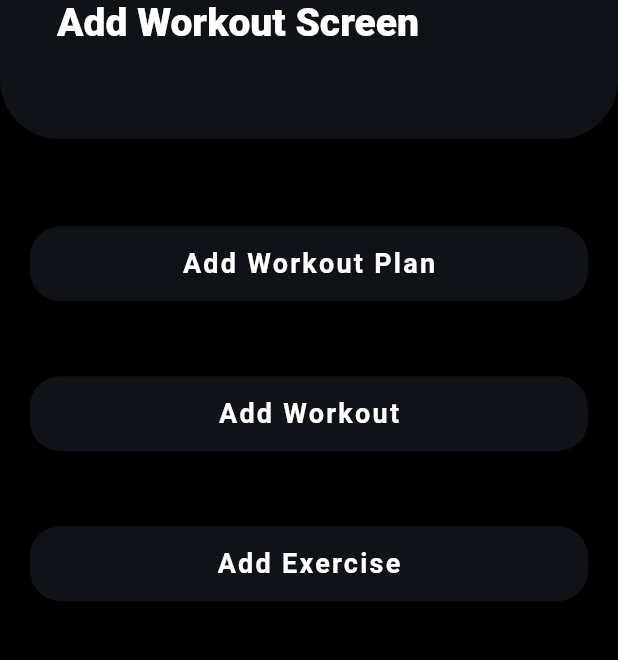
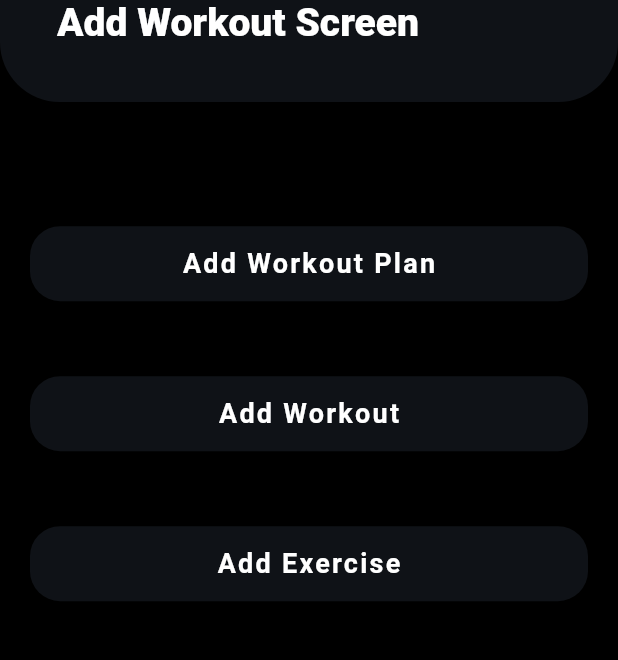
Before and after one commit to RafaelHerrero/gym-bud-front, a Flutter app: the CreateWorkoutScreen screen opened directly, on a phone screen of 412 x 824 dp, the part 108-768 px from its top. Run offline on Flutter 3.47's test engine with Material 2 defaults, Android fonts, the phone set to English and light mode, and no system bars; network calls fail; Roboto replaces fonts that are missing (OpenSans).

Commit message:
resize top information bar

```diff
--- a/lib/utilities/common_widgets.dart
+++ b/lib/utilities/common_widgets.dart
@@ -6,7 +6,7 @@ Widget topInformationBar(height, barTitle) {
   final today = DateTime.now();
   return Positioned(
     top: 0,
-    height: height * 0.20,
+    height: height * 0.17,
     left: 0,
     right: 0,
     child: ClipRRect(
```
